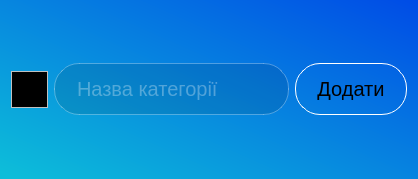
First picture: the form in budget_manager_frontend/forms/addcategorydialog.ui, repository BogdanKalysh/budget_manager_app, before the edit.
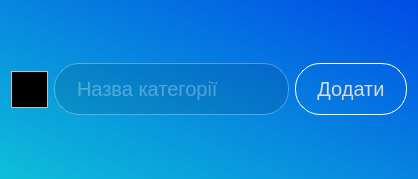
Second picture: the form after the edit.

The edit to the form file:
```diff
--- a/budget_manager_frontend/forms/addcategorydialog.ui
+++ b/budget_manager_frontend/forms/addcategorydialog.ui
@@ -26,7 +26,11 @@
    <string>Додавання категорії</string>
   </property>
   <property name="styleSheet">
-   <string notr="true">QDialog{
+   <string notr="true">*{
+	color:rgb(218, 218, 218);
+}
+
+QDialog{
 	background: qlineargradient(spread:pad, x1:0, y1:0.960227, x2:1, y2:0, stop:0 rgba(13, 189, 217, 255), stop:1 rgba(0, 75, 230, 255))
 }
 
```
